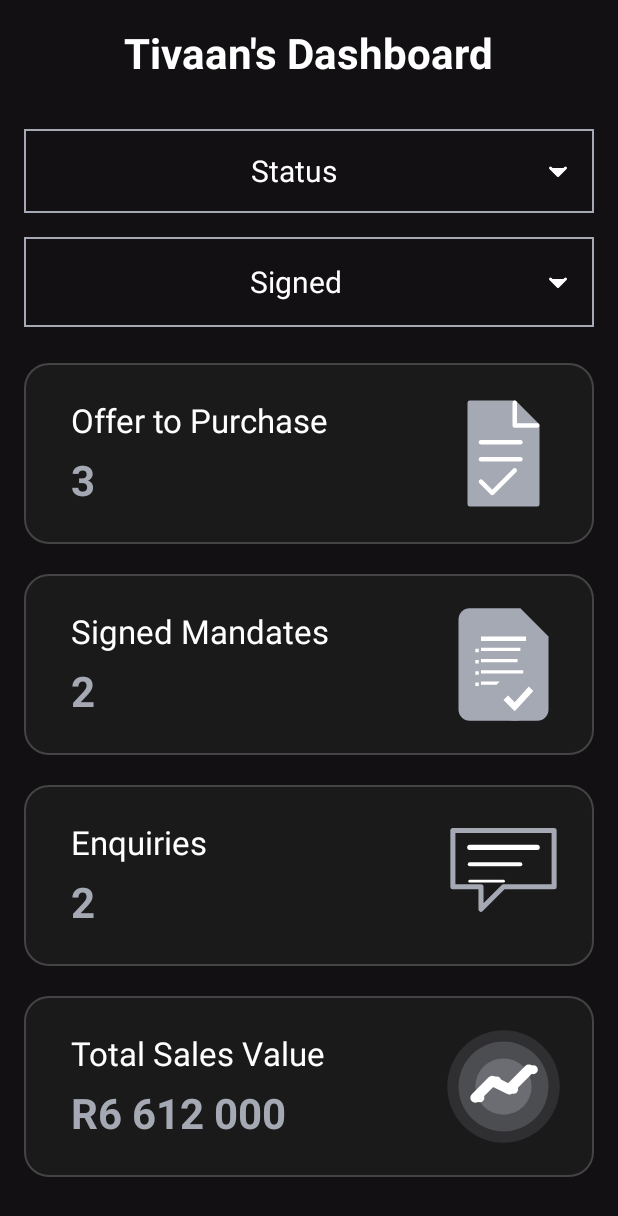
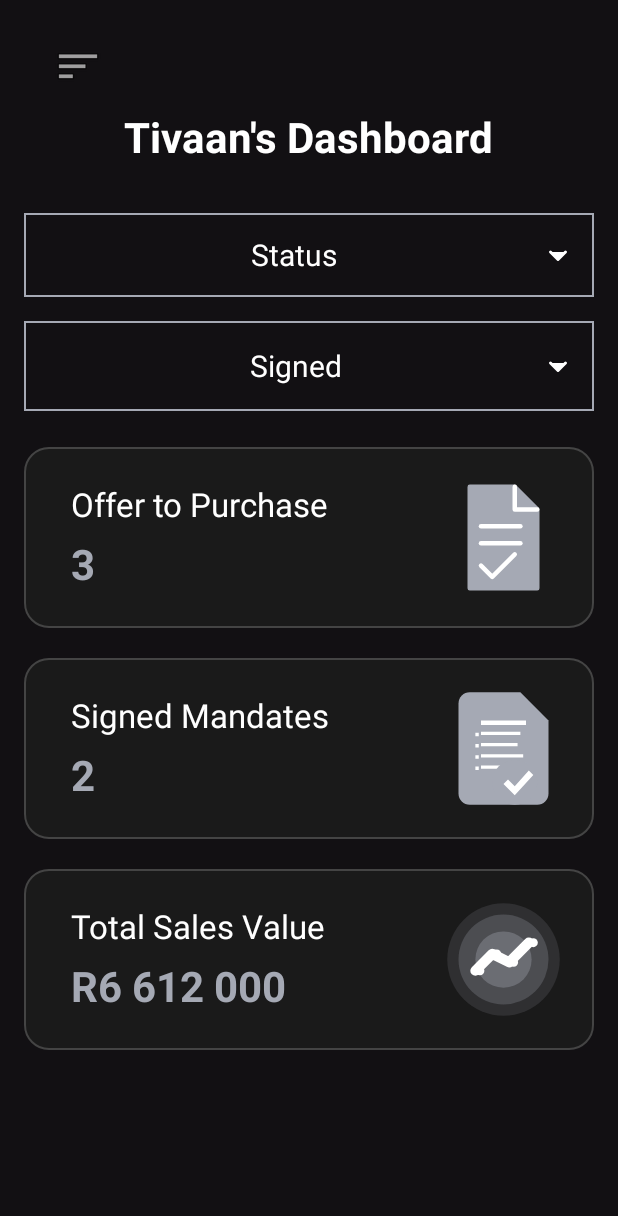
Before and after one commit to Tivaan7/brokerapp1, an Android app built with Jetpack Compose: the DashboardActivity screen opened directly, with no data from a screen before it, on a phone screen of 412 x 824 dp. Shown: the top 1216 px of the screen. Run offline under Robolectric (Android 15) with nearby library versions, the phone set to English and light mode, and no system bars.

Commit message:
change
change

```diff
--- a/app/src/main/java/com/example/brokerapp1/DashboardActivity.java
+++ b/app/src/main/java/com/example/brokerapp1/DashboardActivity.java
@@ -12,42 +12,35 @@ public class DashboardActivity extends DrawerMenuActivity {
     protected void onCreate(@Nullable Bundle savedInstanceState) {
         super.onCreate(savedInstanceState);
 
-        // Use the dashboard layout inside the drawer container
+        // Inflate the dashboard content inside the shared drawer host
         setContentLayout(R.layout.activity_dashboard);
 
-        // Optional: highlight Dashboard in the drawer if you have such a menu id
+        // Highlight this screen in the drawer (ensure this id exists in your menu)
         if (navigationView != null) {
             navigationView.setCheckedItem(R.id.nav_dashboard);
         }
 
-        // Hook up the card click -> OTP detail screen
+        // ---- Wire up burger (menu) button to open the drawer ----
+        View menu = findViewById(R.id.menu_button);
+        if (menu != null) {
+            menu.setOnClickListener(v -> openDrawer());
+        }
+
+        // ---- Card clicks ----
         View otpCard = findViewById(R.id.card_offer_to_purchase);
         if (otpCard != null) {
             otpCard.setOnClickListener(v ->
                     startActivity(new Intent(DashboardActivity.this, OtpDetailActivity.class))
             );
+        }
 
-
-        }
         View salesCard = findViewById(R.id.card_total_sales_value);
         if (salesCard != null) {
             salesCard.setOnClickListener(v ->
                     startActivity(new Intent(DashboardActivity.this, TotalSalesValueActivity.class))
             );
-
-        }
-        View enquiriesCard = findViewById(R.id.card_enquiries);
-        if (enquiriesCard != null) {
-            enquiriesCard.setOnClickListener(v ->
-                    startActivity(new Intent(DashboardActivity.this, EnquiriesActivity.class))
-            );
         }
 
 
-        // If your dashboard has the burger/menu button in the toolbar area:
-        View menu = findViewById(R.id.menu_button);
-        if (menu != null) {
-            menu.setOnClickListener(v -> openDrawer());
-        }
     }
 }
--- a/app/src/main/res/layout/activity_dashboard.xml
+++ b/app/src/main/res/layout/activity_dashboard.xml
@@ -6,6 +6,45 @@
     android:background="@color/dark_background"
     android:padding="16dp">
 
+    <LinearLayout
+        android:orientation="vertical"
+        android:layout_width="match_parent"
+        android:layout_height="wrap_content"
+        android:gravity="center_horizontal"
+        android:layout_gravity="center_horizontal">
+
+        <!-- Top bar with burger button -->
+        <LinearLayout
+            android:layout_width="match_parent"
+            android:layout_height="56dp"
+            android:orientation="horizontal"
+            android:gravity="center_vertical"
+            android:paddingStart="12dp"
+            android:paddingEnd="12dp">
+
+            <ImageButton
+                android:id="@+id/menu_button"
+                android:layout_width="48dp"
+                android:layout_height="48dp"
+                android:background="?attr/selectableItemBackgroundBorderless"
+                android:contentDescription="Open menu"
+                android:src="@android:drawable/ic_menu_sort_by_size" />
+
+            <TextView
+                android:layout_width="wrap_content"
+                android:layout_height="wrap_content"
+                android:textStyle="bold"
+                android:textSize="18sp"
+                android:textColor="@color/white"
+                android:layout_marginStart="12dp" />
+
+            <View
+                android:layout_width="0dp"
+                android:layout_height="wrap_content"
+                android:layout_weight="1" />
+        </LinearLayout>
+
+        <!-- Content container -->
         <LinearLayout
             android:orientation="vertical"
             android:layout_width="match_parent"
@@ -123,8 +162,6 @@
                     android:layout_gravity="center_vertical"
                     android:contentDescription="Offer to Purchase Icon" />
             </LinearLayout>
-        <!-- End Stat Card 1 -->
-
 
             <!-- Stat Card 2 -->
             <LinearLayout
@@ -169,58 +206,13 @@
                     android:contentDescription="Signed Mandates Icon" />
             </LinearLayout>
 
-        <LinearLayout
-            android:id="@+id/card_enquiries"
-            android:orientation="horizontal"
-            android:layout_width="match_parent"
-            android:layout_height="wrap_content"
-            android:background="@drawable/card_background"
-            android:padding="15dp"
-            android:layout_marginBottom="20dp"
-            android:gravity="center_vertical"
-            android:clickable="true"
-            android:focusable="true"
-            android:foreground="?attr/selectableItemBackground">
-
-            <!-- Left: labels and count -->
-            <LinearLayout
-                android:orientation="vertical"
-                android:layout_width="0dp"
-                android:layout_height="wrap_content"
-                android:layout_weight="0.8"
-                android:gravity="center_vertical"
-                android:paddingStart="16dp">
-
-                <TextView
-                    android:text="Enquiries"
-                    android:textColor="@color/white"
-                    android:textSize="22sp"
-                    android:layout_width="wrap_content"
-                    android:layout_height="wrap_content" />
-
-                <TextView
-                    android:id="@+id/txt_enquiries_count"
-                    android:text="2"
-                    android:textColor="@color/silver"
-                    android:textSize="28sp"
-                    android:textStyle="bold"
-                    android:layout_width="wrap_content"
-                    android:layout_height="wrap_content"
-                    android:layout_marginTop="6dp"/>
-            </LinearLayout>
+            <!-- Enquiries Card -->
 
                 <!-- Right: icon -->
-            <ImageView
-                android:layout_width="90dp"
-                android:layout_height="90dp"
-                android:src="@drawable/ic_enquiries"
-                android:layout_gravity="center_vertical"
-                android:contentDescription="Enquiries Icon" />
-        </LinearLayout>
+
 
             <!-- Stat Card 3 -->
             <LinearLayout
-
                 android:orientation="horizontal"
                 android:id="@+id/card_total_sales_value"
                 android:layout_width="match_parent"
@@ -261,5 +253,9 @@
                     android:contentDescription="Total Sales Value Icon"
                     android:src="@drawable/ic_total_sales_value" />
             </LinearLayout>
-    </LinearLayout>
+
+        </LinearLayout> <!-- end content container -->
+
+    </LinearLayout> <!-- end root linear layout -->
+
 </ScrollView>
--- a/app/src/main/res/layout/activity_enquiries.xml
+++ b/app/src/main/res/layout/activity_enquiries.xml
@@ -33,7 +33,6 @@
             <TextView
                 android:layout_width="wrap_content"
                 android:layout_height="wrap_content"
-                android:text="Enquiries"
                 android:textStyle="bold"
                 android:textSize="18sp"
                 android:layout_marginStart="12dp"
```
Lines whose indentation alone changed are shown as unchanged.
